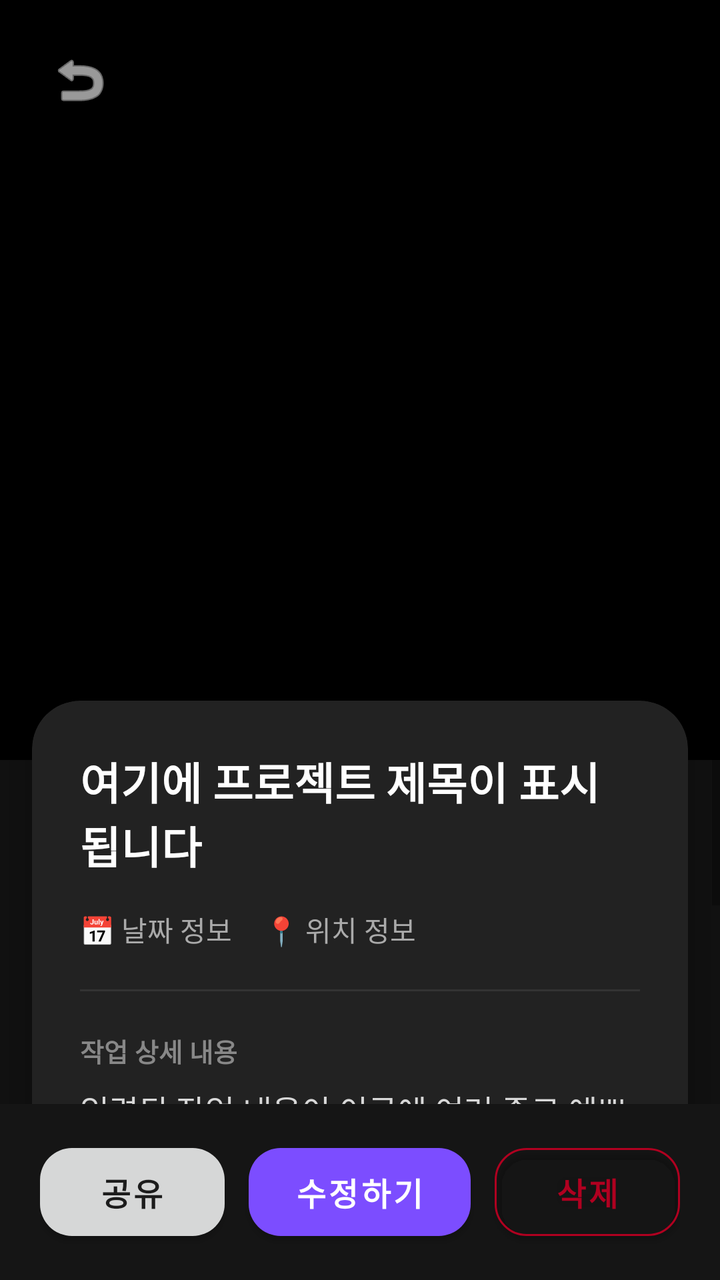
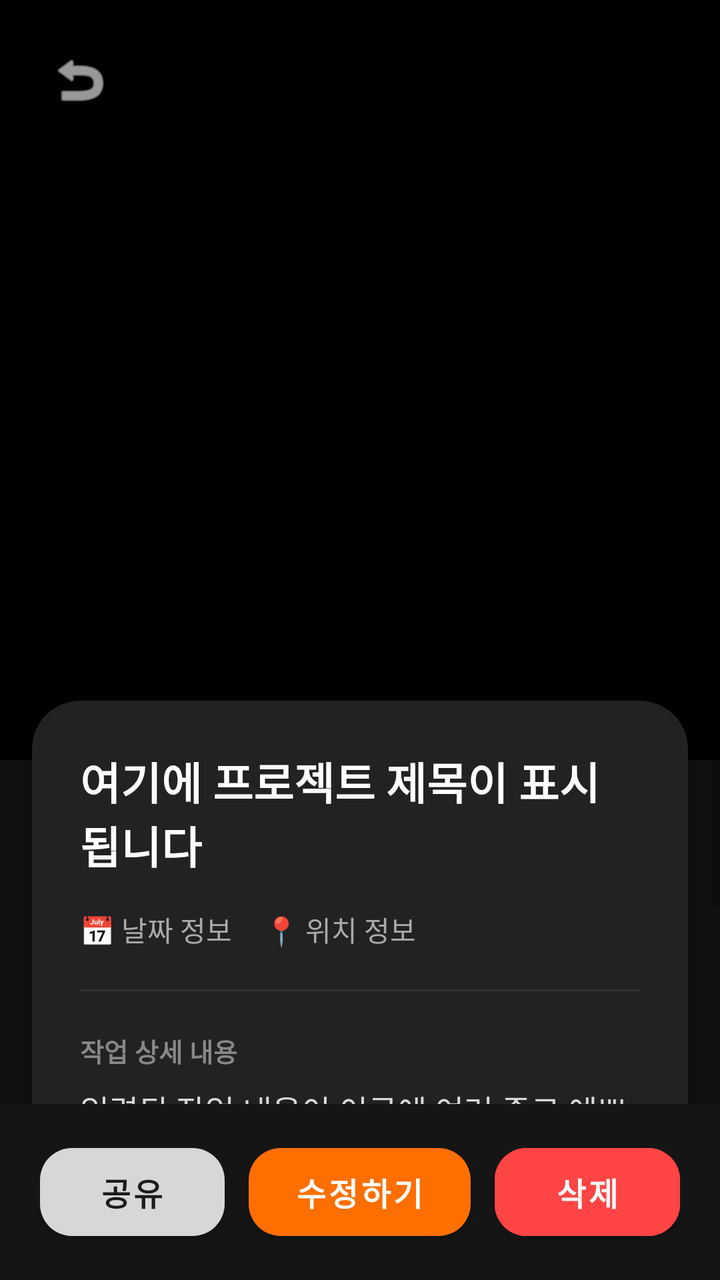

Two renders of the same Android screen: before a commit and after it. Below are the layout's source before the change and the commit's diff.
<!-- AndroidManifest.xml: application theme Theme.Siteboard -->
<!-- res/layout/activity_detail.xml -->
<?xml version="1.0" encoding="utf-8"?>
<androidx.constraintlayout.widget.ConstraintLayout
    xmlns:android="http://schemas.android.com/apk/res/android"
    xmlns:app="http://schemas.android.com/apk/res-auto"
    android:layout_width="match_parent"
    android:layout_height="match_parent"
    android:background="#111111"> <ScrollView
    android:layout_width="match_parent"
    android:layout_height="0dp"
    android:fillViewport="true"
    app:layout_constraintTop_toTopOf="parent"
    app:layout_constraintBottom_toTopOf="@id/layoutBottom">

    <androidx.constraintlayout.widget.ConstraintLayout
        android:layout_width="match_parent"
        android:layout_height="wrap_content">

        <ImageView
            android:id="@+id/ivDetailImage"
            android:layout_width="match_parent"
            android:layout_height="380dp"
            android:scaleType="fitCenter"
            android:background="#000000"
            app:layout_constraintTop_toTopOf="parent" />

        <ImageButton
            android:id="@+id/btnBack"
            android:layout_width="48dp"
            android:layout_height="48dp"
            android:layout_margin="16dp"
            android:src="@android:drawable/ic_menu_revert"
            android:background="?attr/selectableItemBackgroundBorderless"
            app:tint="#FFFFFF"
            app:layout_constraintTop_toTopOf="parent"
            app:layout_constraintStart_toStartOf="parent" />

        <androidx.cardview.widget.CardView
            android:layout_width="match_parent"
            android:layout_height="wrap_content"
            android:layout_marginHorizontal="16dp"
            android:layout_marginBottom="24dp"
            app:cardCornerRadius="24dp"
            app:cardElevation="12dp"
            app:cardBackgroundColor="#222222"
            android:layout_marginTop="-30dp"
            app:layout_constraintTop_toBottomOf="@id/ivDetailImage"
            app:layout_constraintBottom_toBottomOf="parent">

            <LinearLayout
                android:layout_width="match_parent"
                android:layout_height="wrap_content"
                android:orientation="vertical"
                android:padding="24dp">

                <TextView
                    android:id="@+id/tvDetailTitle"
                    android:layout_width="match_parent"
                    android:layout_height="wrap_content"
                    android:text="여기에 프로젝트 제목이 표시됩니다"
                    android:textColor="#FFFFFF"
                    android:textSize="22sp"
                    android:textStyle="bold" />

                <LinearLayout
                    android:layout_width="match_parent"
                    android:layout_height="wrap_content"
                    android:orientation="horizontal"
                    android:layout_marginTop="16dp">
                    <TextView
                        android:id="@+id/tvDetailDate"
                        android:layout_width="wrap_content"
                        android:layout_height="wrap_content"
                        android:text="📅 날짜 정보"
                        android:textColor="#AAAAAA"
                        android:textSize="14sp"
                        android:layout_marginEnd="16dp" />
                    <TextView
                        android:id="@+id/tvDetailLocation"
                        android:layout_width="wrap_content"
                        android:layout_height="wrap_content"
                        android:text="📍 위치 정보"
                        android:textColor="#AAAAAA"
                        android:textSize="14sp" />
                </LinearLayout>

                <View
                    android:layout_width="match_parent"
                    android:layout_height="1dp"
                    android:background="#333333"
                    android:layout_marginVertical="20dp" />

                <TextView
                    android:layout_width="wrap_content"
                    android:layout_height="wrap_content"
                    android:text="작업 상세 내용"
                    android:textColor="#888888"
                    android:textSize="13sp"
                    android:textStyle="bold"
                    android:layout_marginBottom="8dp"/>

                <TextView
                    android:id="@+id/tvDetailDesc"
                    android:layout_width="match_parent"
                    android:layout_height="wrap_content"
                    android:text="입력된 작업 내용이 이곳에 여러 줄로 예쁘게 표시됩니다. 글씨가 길어져도 스크롤 뷰가 있어서 걱정 없습니다."
                    android:textColor="#DDDDDD"
                    android:textSize="16sp"
                    android:lineSpacingExtra="6dp" />
            </LinearLayout>
        </androidx.cardview.widget.CardView>
    </androidx.constraintlayout.widget.ConstraintLayout>
</ScrollView>

    <LinearLayout
        android:id="@+id/layoutBottom"
        android:layout_width="match_parent"
        android:layout_height="wrap_content"
        android:orientation="horizontal"
        android:paddingHorizontal="20dp"
        android:paddingVertical="16dp"
        android:background="#151515"
        android:elevation="20dp"
        app:layout_constraintBottom_toBottomOf="parent">

        <Button
            android:id="@+id/btnShare"
            android:layout_width="0dp"
            android:layout_height="56dp"
            android:layout_weight="1"
            android:text="공유"
            android:textColor="?android:attr/textColorPrimary"
            app:backgroundTint="?attr/colorButtonNormal"
            app:cornerRadius="16dp"
            android:textSize="16sp"
            android:textStyle="bold"
            android:layout_marginEnd="6dp"/>

        <Button
            android:id="@+id/btnEdit"
            android:layout_width="0dp"
            android:layout_height="56dp"
            android:layout_weight="1.2"
            android:text="수정하기"
            android:textColor="?attr/colorOnPrimary"
            app:backgroundTint="?attr/colorPrimary"
            app:cornerRadius="16dp"
            android:textSize="16sp"
            android:textStyle="bold"
            android:layout_marginHorizontal="6dp"/>

        <Button
            android:id="@+id/btnDelete"
            android:layout_width="0dp"
            android:layout_height="56dp"
            android:layout_weight="1"
            android:text="삭제"
            android:textColor="?attr/colorError"
            android:backgroundTint="@android:color/transparent"
            app:strokeColor="?attr/colorError"
            app:strokeWidth="1dp"
            app:cornerRadius="16dp"
            android:textSize="16sp"
            android:textStyle="bold"
            android:layout_marginStart="6dp"/>
    </LinearLayout>
</androidx.constraintlayout.widget.ConstraintLayout>
<!-- resources referenced by this layout -->
<resources>
  <style name="Theme.Siteboard" parent="Theme.MaterialComponents.DayNight.NoActionBar">
  
          <item name="colorPrimary">#7C4DFF</item>
          <item name="colorPrimaryVariant">#3700B3</item>
          <item name="colorOnPrimary">#FFFFFF</item>
  
          <item name="colorSecondary">#FF6F00</item>
          <item name="colorSecondaryVariant">#FF6F00</item>
          <item name="colorOnSecondary">#FFFFFF</item>
  
          <item name="android:statusBarColor">?attr/colorPrimaryVariant</item>
  
          <item name="android:windowSplashScreenBackground" tools:targetApi="s">?android:attr/windowBackground</item>
  
          <item name="android:windowSplashScreenAnimatedIcon" tools:targetApi="s">@android:color/transparent</item>
  
          <item name="android:windowSplashScreenAnimationDuration" tools:targetApi="s">0</item>
      </style>
</resources>

<!-- the commit's change to res/layout/activity_detail.xml (unified diff, before → after) -->
@@ -142,7 +142,7 @@
             android:layout_weight="1.2"
             android:text="수정하기"
             android:textColor="?attr/colorOnPrimary"
-            app:backgroundTint="?attr/colorPrimary"
+            app:backgroundTint="#FF6F00"
             app:cornerRadius="16dp"
             android:textSize="16sp"
             android:textStyle="bold"
@@ -154,9 +154,9 @@
             android:layout_height="56dp"
             android:layout_weight="1"
             android:text="삭제"
-            android:textColor="?attr/colorError"
-            android:backgroundTint="@android:color/transparent"
-            app:strokeColor="?attr/colorError"
+            android:textColor="#fff"
+            android:backgroundTint="@android:color/holo_red_light"
+            app:strokeColor="@android:color/holo_red_light"
             app:strokeWidth="1dp"
             app:cornerRadius="16dp"
             android:textSize="16sp"
